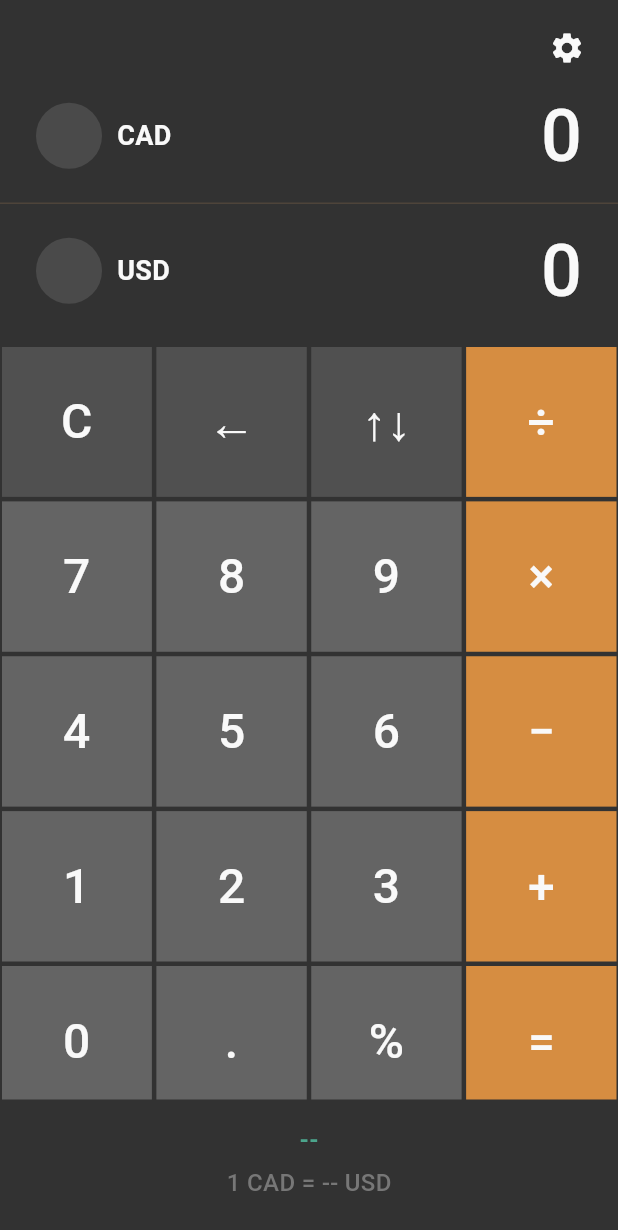
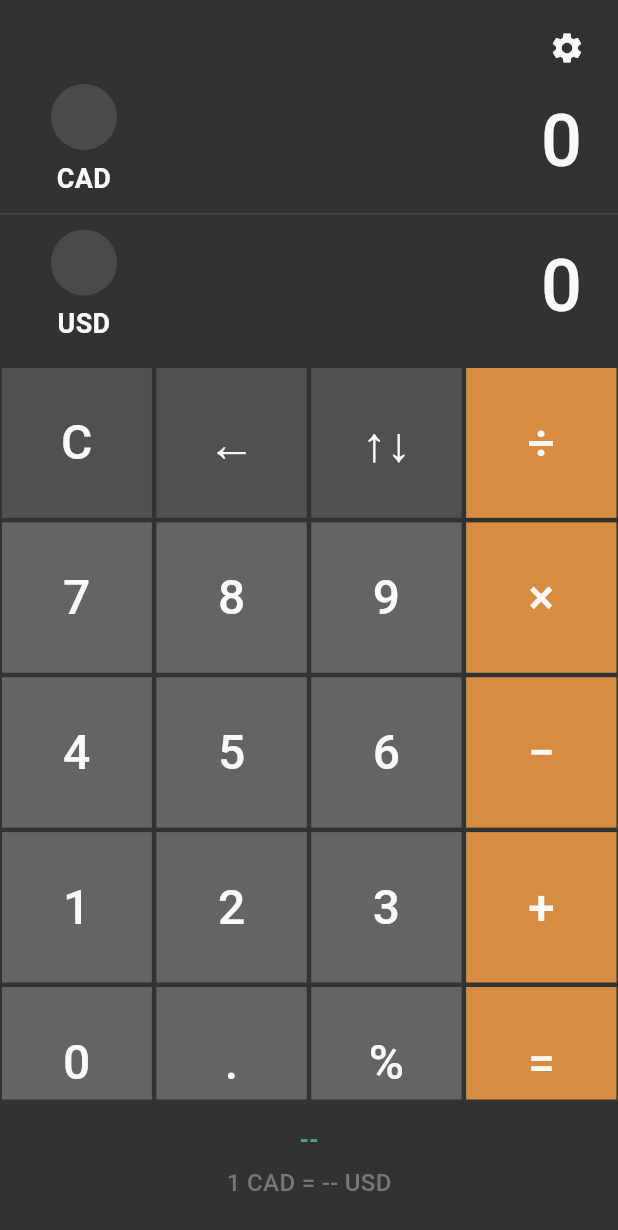
Before and after one commit to uzorgame/CurrencyConverter-Web, a Flutter app: the screen it shows after launch, on a phone screen of 412 x 824 dp. Shown: the top 1230 px of the screen. Run offline on Flutter 3.47's test engine with Material 3 defaults, Android fonts, the light colour scheme and no system bars; our stand-ins replace shared_preferences; network calls fail; Roboto replaces fonts that are missing (SF Pro Display).

Commit message:
Improve currency display layout and rounding

```diff
--- a/lib/main.dart
+++ b/lib/main.dart
@@ -594,15 +594,11 @@ class _CurrencyConverterScreenState extends State<CurrencyConverterScreen> {
   }
 
   String _formatNumber(double value) {
-    if (value == value.truncateToDouble()) {
+    if (value.abs() >= 1000) {
       return value.toStringAsFixed(0);
     }
-    var text = value.toStringAsFixed(6);
-    text = text.replaceFirst(RegExp(r'0+$'), '');
-    if (text.endsWith('.')) {
-      text = text.substring(0, text.length - 1);
-    }
-    return text;
+
+    return value.toStringAsFixed(2);
   }
 
   double _calculateResult(double a, double b, String operation) {
@@ -907,17 +903,26 @@ class _CurrencyRow extends StatelessWidget {
         padding: const EdgeInsets.symmetric(horizontal: 24),
         child: Row(
           children: [
+            SizedBox(
+              width: 64,
+              child: Column(
+                mainAxisSize: MainAxisSize.min,
+                children: [
                   _FlagIcon(
                     flag: currency?.flag,
                     size: 44,
                   ),
-            const SizedBox(width: 10),
+                  const SizedBox(height: 6),
                   Text(
                     currency?.code ?? '',
+                    textAlign: TextAlign.center,
                     style: const TextStyle(
                       color: _AppColors.textMain,
                       fontSize: 18,
                       fontWeight: FontWeight.w600,
+                    ),
+                  ),
+                ],
               ),
             ),
             const Spacer(),
```
Lines whose indentation alone changed are shown as unchanged.
